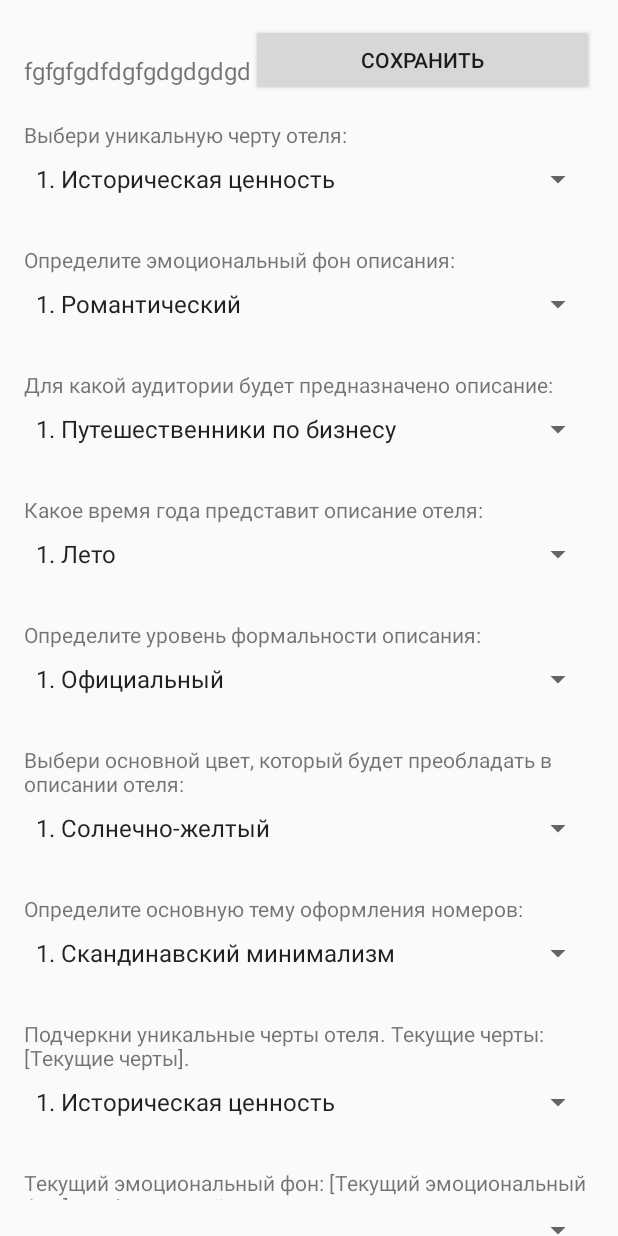
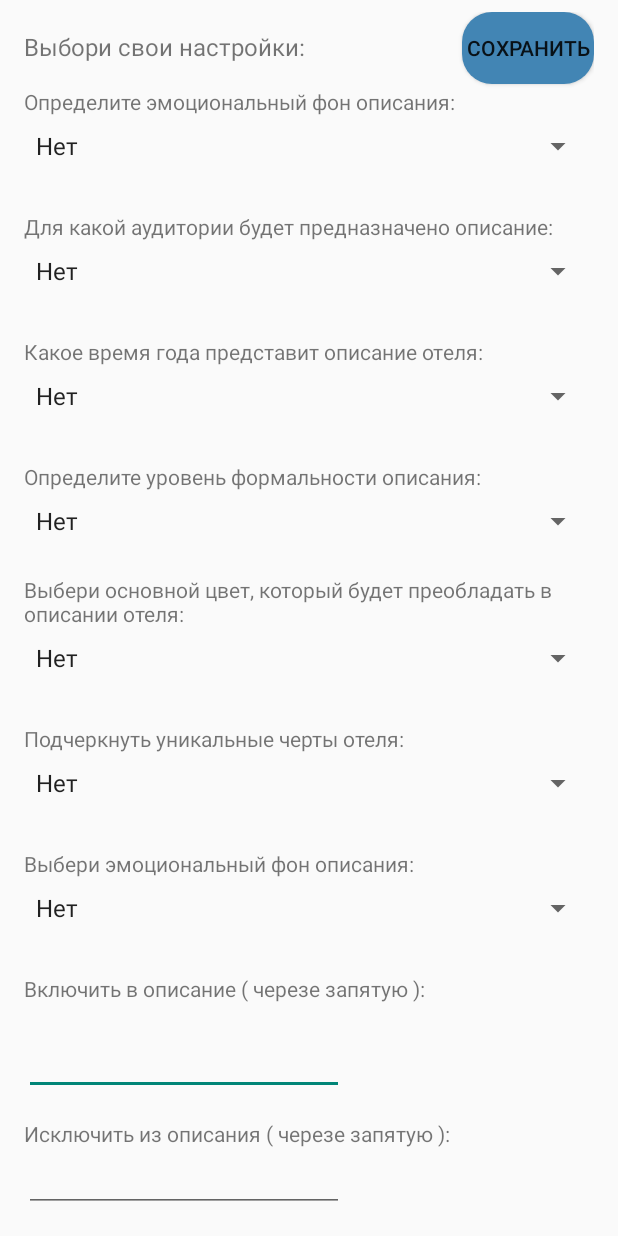
Before and after one commit to Alexveryanat0r/AILodge, an Android app: the EditActivity screen opened directly, with no data from a screen before it, on a phone screen of 412 x 824 dp. Run offline under Robolectric (Android 15) with nearby library versions, the phone set to English and light mode, and no system bars.

Commit message:
Update edit_activity.

```diff
--- a/app/src/main/java/com/example/myapplication/EditActivity.java
+++ b/app/src/main/java/com/example/myapplication/EditActivity.java
@@ -1,17 +1,65 @@
 package com.example.myapplication;
 
 import android.os.Bundle;
+import android.view.View;
+import android.widget.Button;
+import android.widget.EditText;
+import android.widget.Spinner;
+import android.widget.Toast;
 
 import androidx.appcompat.app.AppCompatActivity;
 
 public class EditActivity extends AppCompatActivity {
+    Spinner spinnerEmotionalTone, spinnerTargetAudience, spinnerSeasonDescription, spinnerFormalityLevel, spinnerMainColorAccent, spinnerHighlightFeatures, spinnerNewEmotionalTone;
+
+    EditText editTextPromteneble, editTextPromtuneneble;
+    DataBaseHelperSetting databaseHelper;
     String uid;
     @Override
     protected void onCreate(Bundle savedInstanceState) {
         super.onCreate(savedInstanceState);
         setContentView(R.layout.activity_edit);
-
         uid = getIntent().getStringExtra("uid");
 
+        // Инициализация всех Spinner
+        spinnerEmotionalTone = findViewById(R.id.spinnerEmotionalTone);
+        spinnerTargetAudience = findViewById(R.id.spinnerTargetAudience);
+        spinnerSeasonDescription = findViewById(R.id.spinnerSeasonDescription);
+        spinnerFormalityLevel = findViewById(R.id.spinnerFormalityLevel);
+        spinnerMainColorAccent = findViewById(R.id.spinnerMainColorAccent);
+        spinnerHighlightFeatures = findViewById(R.id.spinnerHighlightFeatures);
+        spinnerNewEmotionalTone = findViewById(R.id.spinnerNewEmotionalTone);
+
+        // Инициализация всех EditText
+        editTextPromteneble = findViewById(R.id.editTextPromteneble);
+        editTextPromtuneneble = findViewById(R.id.editTextPromtuneneble);
+
+        // Создаем объект DatabaseHelper
+        databaseHelper = new DataBaseHelperSetting(this);
+
+        Button saveButton = findViewById(R.id.buttonSave);
+        saveButton.setOnClickListener(new View.OnClickListener() {
+            @Override
+            public void onClick(View v) {
+                // Получаем значения из Spinner и EditText
+                String emotionalTone = spinnerEmotionalTone.getSelectedItem().toString();
+                String targetAudience = spinnerTargetAudience.getSelectedItem().toString();
+                String seasonDescription = spinnerSeasonDescription.getSelectedItem().toString();
+                String formalityLevel = spinnerFormalityLevel.getSelectedItem().toString();
+                String mainColorAccent = spinnerMainColorAccent.getSelectedItem().toString();
+                String highlightFeatures = spinnerHighlightFeatures.getSelectedItem().toString();
+                String newEmotionalTone = spinnerNewEmotionalTone.getSelectedItem().toString();
+                String promptEneble = editTextPromteneble.getText().toString().trim();
+                String promptUneneble = editTextPromtuneneble.getText().toString().trim();
+
+                long result = databaseHelper.addSettingsWithPrompts(uid,emotionalTone,targetAudience,seasonDescription,formalityLevel,mainColorAccent,highlightFeatures,newEmotionalTone,promptEneble,promptUneneble);
+
+                if (result != -1) {
+                    Toast.makeText(EditActivity.this, "Данные успешно сохранены в базе данных", Toast.LENGTH_SHORT).show();
+                } else {
+                    Toast.makeText(EditActivity.this, "Ошибка при сохранении данных в базе данных", Toast.LENGTH_SHORT).show();
+                }
+            }
+        });
     }
 }
--- a/app/src/main/res/layout/activity_edit.xml
+++ b/app/src/main/res/layout/activity_edit.xml
@@ -3,50 +3,39 @@
     xmlns:tools="http://schemas.android.com/tools"
     android:layout_width="match_parent"
     android:layout_height="match_parent"
-    android:padding="16dp"
+    android:paddingRight="16dp"
+    android:paddingLeft="16dp"
+    android:paddingBottom="16dp"
     android:paddingTop="8dp">
     <LinearLayout
         android:id="@+id/recyclerViewMessages"
         android:layout_width="match_parent"
-        android:layout_height="wrap_content"
-        android:orientation="horizontal">
+        android:layout_height="wrap_content">
         <TextView
             android:id="@+id/uidValueTextView"
             android:layout_width="wrap_content"
             android:layout_height="wrap_content"
-            android:layout_marginTop="8dp"
-            android:text="fgfgfgdfdgfgdgdgdgd"
+            android:layout_marginTop="12dp"
+            android:text="Выбори свои настройки: "
             android:textSize="16sp"/>
-        <Button
-            android:id="@+id/buttonSave"
-            android:layout_width="match_parent"
-            android:layout_height="wrap_content"
-            android:text="Сохранить" />
+
 
     </LinearLayout>
-
-    <TextView
-        android:id="@+id/textViewUniqueFeature"
+    <Button
+        android:id="@+id/buttonSave"
         android:layout_width="wrap_content"
         android:layout_height="wrap_content"
-        android:layout_below="@id/recyclerViewMessages"
-        android:text="@string/prompt_unique_feature"
-        android:layout_marginTop="16dp"
-        android:layout_marginBottom="8dp"/>
+        android:text="Сохранить"
+        android:background="@drawable/rounded_button"
+        android:layout_alignParentEnd="true"
 
-    <Spinner
-        android:id="@+id/spinnerUniqueFeature"
-        android:layout_width="match_parent"
-        android:layout_height="wrap_content"
-        android:layout_below="@id/textViewUniqueFeature"
-        android:layout_marginBottom="16dp"
-        android:entries="@array/unique_feature_options"/>
+        />
 
     <TextView
         android:id="@+id/textViewEmotionalTone"
         android:layout_width="wrap_content"
         android:layout_height="wrap_content"
-        android:layout_below="@id/spinnerUniqueFeature"
+        android:layout_below="@id/recyclerViewMessages"
         android:text="@string/prompt_emotional_tone"
         android:layout_marginTop="16dp"
         android:layout_marginBottom="8dp"/>
@@ -115,9 +104,9 @@
         android:layout_width="wrap_content"
         android:layout_height="wrap_content"
         android:layout_below="@id/spinnerFormalityLevel"
-        android:text="@string/prompt_main_color_accent"
-        android:layout_marginTop="16dp"
-        android:layout_marginBottom="8dp"/>
+        android:layout_marginTop="8dp"
+        android:layout_marginBottom="8dp"
+        android:text="@string/prompt_main_color_accent" />
 
     <Spinner
         android:id="@+id/spinnerMainColorAccent"
@@ -127,28 +116,12 @@
         android:layout_marginBottom="16dp"
         android:entries="@array/main_color_accent_options"/>
 
-    <TextView
-        android:id="@+id/textViewRoomTheme"
-        android:layout_width="wrap_content"
-        android:layout_height="wrap_content"
-        android:layout_below="@id/spinnerMainColorAccent"
-        android:text="@string/prompt_room_theme"
-        android:layout_marginTop="16dp"
-        android:layout_marginBottom="8dp"/>
-
-    <Spinner
-        android:id="@+id/spinnerRoomTheme"
-        android:layout_width="match_parent"
-        android:layout_height="wrap_content"
-        android:layout_below="@id/textViewRoomTheme"
-        android:layout_marginBottom="16dp"
-        android:entries="@array/room_theme_options"/>
 
     <TextView
         android:id="@+id/textViewHighlightFeatures"
         android:layout_width="wrap_content"
         android:layout_height="wrap_content"
-        android:layout_below="@id/spinnerRoomTheme"
+        android:layout_below="@id/spinnerMainColorAccent"
         android:text="@string/prompt_highlight_features"
         android:layout_marginTop="16dp"
         android:layout_marginBottom="8dp"/>
@@ -176,7 +149,47 @@
         android:layout_height="wrap_content"
         android:layout_below="@id/textViewNewEmotionalTone"
         android:layout_marginBottom="16dp"
-        android:entries="@array/new_emotional_tone_options"/>
+        android:entries="@array/new_emotional_tone_options" />
+
+    <TextView
+        android:id="@+id/textViewprompt_eneble"
+        android:layout_width="wrap_content"
+        android:layout_height="wrap_content"
+        android:layout_below="@id/spinnerNewEmotionalTone"
+        android:text="@string/prompt_eneble"
+        android:layout_marginTop="16dp"
+        android:layout_marginBottom="8dp"/>
+
+    <EditText
+        android:id="@+id/editTextPromteneble"
+        android:layout_width="wrap_content"
+        android:layout_height="wrap_content"
+        android:ems="10"
+
+        android:layout_marginTop="8dp"
+        android:inputType="text"
+        android:text=""
+        android:layout_below="@id/textViewprompt_eneble"
+        />
+
+    <TextView
+        android:id="@+id/textViewprompt_uneneble"
+        android:layout_width="wrap_content"
+        android:layout_height="wrap_content"
+        android:layout_below="@id/editTextPromteneble"
+        android:text="@string/prompt_uneneble"
+        android:layout_marginTop="16dp"
+        android:layout_marginBottom="8dp"/>
+
+    <EditText
+        android:id="@+id/editTextPromtuneneble"
+        android:layout_width="wrap_content"
+        android:layout_height="wrap_content"
+        android:ems="10"
+        android:inputType="text"
+        android:layout_marginTop="8dp"
+        android:layout_below="@id/textViewprompt_uneneble"
+        android:text="" />
 
 
 </RelativeLayout>
--- /dev/null
+++ b/app/src/main/res/values/string.xml
@@ -0,0 +1,84 @@
+<resources>
+    <string name="app_name">My Application</string>
+    <string name="button_1">Открыть всплывающее окно</string>
+    <string name="coffee">Заказать кофе</string>
+    <string name="close_button">X</string>
+
+        <!-- Промт: Выбери эмоциональный фон описания -->
+            <string name="prompt_emotional_tone">Определите эмоциональный фон описания:</string>
+            <string-array name="emotional_tone_options">
+                <item>Нет</item>
+                <item>Романтический</item>
+                <item>Дружелюбный</item>
+                <item>Престижный</item>
+                <item>Экзотический</item>
+                <item>Спокойный</item>
+            </string-array>
+
+            <!-- Промт: Опиши целевую аудиторию -->
+            <string name="prompt_target_audience">Для какой аудитории будет предназначено описание:</string>
+            <string-array name="target_audience_options">
+                <item>Нет</item>
+                <item>Путешественники по бизнесу</item>
+                <item>Семьи с детьми</item>
+                <item>Молодые путешественники</item>
+                <item>Пары влюбленных</item>
+                <item>Природолюбители</item>
+            </string-array>
+
+            <!-- Промт: Выбери время года в описании отеля -->
+            <string name="prompt_season_description">Какое время года представит описание отеля:</string>
+            <string-array name="season_description_options">
+                <item>Нет</item>
+                <item>Лето</item>
+                <item>Зима</item>
+                <item>Осень</item>
+                <item>Весна</item>
+                <item>На любое время года</item>
+            </string-array>
+
+            <!-- Промт: Оцени уровень формальности описания -->
+            <string name="prompt_formality_level">Определите уровень формальности описания:</string>
+            <string-array name="formality_level_options">
+                <item>Нет</item>
+                <item>Официальный</item>
+                <item>Неформальный</item>
+                <item>Средний</item>
+            </string-array>
+
+            <!-- Промт: Выбери основной цветовой акцент -->
+            <string name="prompt_main_color_accent">Выбери основной цвет, который будет преобладать в описании отеля:</string>
+            <string-array name="main_color_accent_options">
+                <item>Нет</item>
+                <item>Солнечно-желтый</item>
+                <item>Океанский голубой</item>
+                <item>Роскошный бордовый</item>
+                <item>Нежный персиковый</item>
+                <item>Свежий зеленый</item>
+            </string-array>
+
+            <!-- Промт: Подчеркни уникальные черты отеля -->
+            <string name="prompt_highlight_features">Подчеркнуть уникальные черты отеля: </string>
+            <string-array name="highlight_features_options">
+                <item>Нет</item>
+                <item>Историческая ценность</item>
+                <item>Инновационные решения</item>
+                <item>Культурные особенности</item>
+                <item>Экологическая ответственность</item>
+                <item>Роскошные удобства</item>
+            </string-array>
+
+            <!-- Промт: Выбери новый эмоциональный фон -->
+            <string name="prompt_new_emotional_tone">Выбери эмоциональный фон описания: </string>
+            <string-array name="new_emotional_tone_options">
+                <item>Нет</item>
+                <item>Расслабленный и уютный</item>
+                <item>Динамичный и веселый</item>
+                <item>Элегантный и стильный</item>
+                <item>Загадочный и атмосферный</item>
+                <item>Современный и стильный</item>
+            </string-array>
+        <!-- Промт: Выбери новый эмоциональный фон -->
+            <string name="prompt_eneble">Включить в описание ( черезе запятую ): </string>
+            <string name="prompt_uneneble">Исключить из описания ( черезе запятую ): </string>
+</resources>
--- a/app/src/main/res/values/strings.xml
+++ /dev/null
@@ -1,94 +0,0 @@
-<resources>
-    <string name="app_name">My Application</string>
-    <string name="button_1">Открыть всплывающее окно</string>
-    <string name="coffee">Заказать кофе</string>
-    <string name="close_button">X</string>
-
-        <!-- Промт: Выбери уникальную черту отеля -->
-        <string name="prompt_unique_feature">Выбери уникальную черту отеля:</string>
-        <string-array name="unique_feature_options">
-            <item>1. Историческая ценность</item>
-            <item>2. Уют и комфорт</item>
-            <item>3. Современные технологии</item>
-            <item>4. Экологичность</item>
-            <item>5. Исключительный сервис</item>
-        </string-array>
-
-        <!-- Промт: Выбери эмоциональный фон описания -->
-        <string name="prompt_emotional_tone">Определите эмоциональный фон описания:</string>
-        <string-array name="emotional_tone_options">
-            <item>1. Романтический</item>
-            <item>2. Дружелюбный</item>
-            <item>3. Престижный</item>
-            <item>4. Экзотический</item>
-            <item>5. Спокойный</item>
-        </string-array>
-
-        <!-- Промт: Опиши целевую аудиторию -->
-        <string name="prompt_target_audience">Для какой аудитории будет предназначено описание:</string>
-        <string-array name="target_audience_options">
-            <item>1. Путешественники по бизнесу</item>
-            <item>2. Семьи с детьми</item>
-            <item>3. Молодые путешественники</item>
-            <item>4. Пары влюбленных</item>
-            <item>5. Природолюбители</item>
-        </string-array>
-
-        <!-- Промт: Выбери время года в описании отеля -->
-        <string name="prompt_season_description">Какое время года представит описание отеля:</string>
-        <string-array name="season_description_options">
-            <item>1. Лето</item>
-            <item>2. Зима</item>
-            <item>3. Осень</item>
-            <item>4. Весна</item>
-            <item>5. На любое время года</item>
-        </string-array>
-
-        <!-- Промт: Оцени уровень формальности описания -->
-        <string name="prompt_formality_level">Определите уровень формальности описания:</string>
-        <string-array name="formality_level_options">
-            <item>1. Официальный</item>
-            <item>2. Неформальный</item>
-            <item>3. Средний</item>
-        </string-array>
-
-        <!-- Промт: Выбери основной цветовой акцент -->
-        <string name="prompt_main_color_accent">Выбери основной цвет, который будет преобладать в описании отеля:</string>
-        <string-array name="main_color_accent_options">
-            <item>1. Солнечно-желтый</item>
-            <item>2. Океанский голубой</item>
-            <item>3. Роскошный бордовый</item>
-            <item>4. Нежный персиковый</item>
-            <item>5. Свежий зеленый</item>
-        </string-array>
-
-        <!-- Промт: Выбери главную тему оформления номеров -->
-        <string name="prompt_room_theme">Определите основную тему оформления номеров:</string>
-        <string-array name="room_theme_options">
-            <item>1. Скандинавский минимализм</item>
-            <item>2. Экзотика Востока</item>
-            <item>3. Ретро стиль</item>
-            <item>4. Фьюжн современности и традиций</item>
-            <item>5. Эко-дизайн</item>
-        </string-array>
-
-        <!-- Промт: Подчеркни уникальные черты отеля -->
-        <string name="prompt_highlight_features">Подчеркни уникальные черты отеля. Текущие черты: [Текущие черты].</string>
-        <string-array name="highlight_features_options">
-            <item>1. Историческая ценность</item>
-            <item>2. Инновационные решения</item>
-            <item>3. Культурные особенности</item>
-            <item>4. Экологическая ответственность</item>
-            <item>5. Роскошные удобства</item>
-        </string-array>
-
-        <!-- Промт: Выбери новый эмоциональный фон -->
-        <string name="prompt_new_emotional_tone">Текущий эмоциональный фон: [Текущий эмоциональный фон]. Выбери новый:</string>
-        <string-array name="new_emotional_tone_options">
-            <item>1. Расслабленный и уютный</item>
-            <item>2. Динамичный и веселый</item>
-            <item>3. Элегантный и стильный</item>
-            <item>4. Загадочный и атмосферный</item>
-            <item>5. Современный и стильный</item>
-        </string-array>
-</resources>
```
Also changed, not shown: app/src/main/java/com/example/myapplication/DataBaseHelperSetting.java (+128 -21 lines), app/src/main/java/com/example/myapplication/DetailActivity.java (+5 -3 lines).
